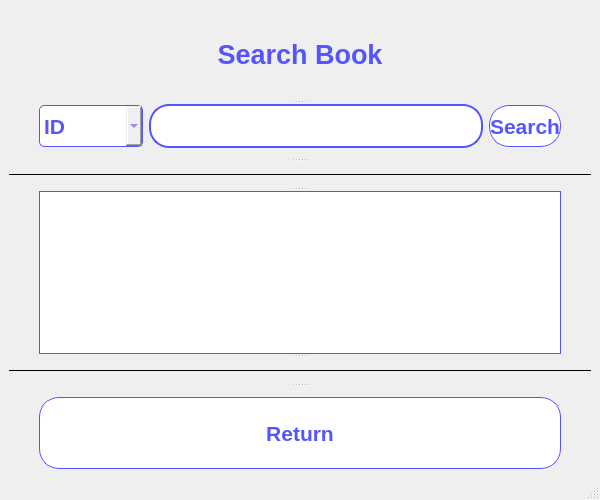
This is app_gui_5.ui in miguelciancio/bookstore-manager as Qt 5 draws it before an edit. The edited form follows.
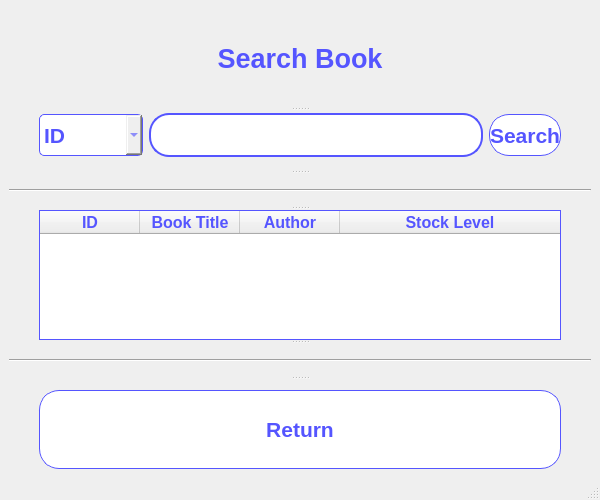
This is the edited form.

Diff of the .ui file:
```diff
--- a/app_gui_5.ui
+++ b/app_gui_5.ui
@@ -49,7 +49,7 @@
         <set>Qt::AlignCenter</set>
        </property>
       </widget>
-      <widget class="QWidget" name="">
+      <widget class="QWidget" name="layoutWidget">
        <layout class="QHBoxLayout" name="horizontalLayout">
         <property name="leftMargin">
          <number>30</number>
@@ -199,7 +199,7 @@
 }</string>
        </property>
        <property name="frameShadow">
-        <enum>QFrame::Plain</enum>
+        <enum>QFrame::Sunken</enum>
        </property>
        <property name="lineWidth">
         <number>1</number>
@@ -209,6 +209,12 @@
        </property>
       </widget>
       <widget class="QTableWidget" name="tableWidget">
+       <property name="font">
+        <font>
+         <family>Arial</family>
+         <pointsize>-1</pointsize>
+        </font>
+       </property>
        <property name="styleSheet">
         <string notr="true">QTableWidget {
 	color: rgb(85, 85, 255);
@@ -222,9 +228,133 @@
 	margin-right: 30px;
 }</string>
        </property>
+       <property name="frameShape">
+        <enum>QFrame::StyledPanel</enum>
+       </property>
        <property name="lineWidth">
         <number>1</number>
        </property>
+       <property name="sizeAdjustPolicy">
+        <enum>QAbstractScrollArea::AdjustToContents</enum>
+       </property>
+       <property name="alternatingRowColors">
+        <bool>true</bool>
+       </property>
+       <property name="selectionMode">
+        <enum>QAbstractItemView::SingleSelection</enum>
+       </property>
+       <property name="gridStyle">
+        <enum>Qt::SolidLine</enum>
+       </property>
+       <property name="cornerButtonEnabled">
+        <bool>true</bool>
+       </property>
+       <attribute name="horizontalHeaderCascadingSectionResizes">
+        <bool>true</bool>
+       </attribute>
+       <attribute name="horizontalHeaderStretchLastSection">
+        <bool>true</bool>
+       </attribute>
+       <column>
+        <property name="text">
+         <string>ID</string>
+        </property>
+        <property name="font">
+         <font>
+          <family>Arial</family>
+          <pointsize>12</pointsize>
+          <weight>75</weight>
+          <bold>true</bold>
+         </font>
+        </property>
+        <property name="textAlignment">
+         <set>AlignCenter</set>
+        </property>
+        <property name="foreground">
+         <brush brushstyle="SolidPattern">
+          <color alpha="255">
+           <red>85</red>
+           <green>85</green>
+           <blue>255</blue>
+          </color>
+         </brush>
+        </property>
+       </column>
+       <column>
+        <property name="text">
+         <string>Book Title</string>
+        </property>
+        <property name="font">
+         <font>
+          <family>Arial</family>
+          <pointsize>12</pointsize>
+          <weight>75</weight>
+          <bold>true</bold>
+         </font>
+        </property>
+        <property name="textAlignment">
+         <set>AlignCenter</set>
+        </property>
+        <property name="foreground">
+         <brush brushstyle="SolidPattern">
+          <color alpha="255">
+           <red>85</red>
+           <green>85</green>
+           <blue>255</blue>
+          </color>
+         </brush>
+        </property>
+       </column>
+       <column>
+        <property name="text">
+         <string>Author</string>
+        </property>
+        <property name="font">
+         <font>
+          <family>Arial</family>
+          <pointsize>12</pointsize>
+          <weight>75</weight>
+          <bold>true</bold>
+         </font>
+        </property>
+        <property name="textAlignment">
+         <set>AlignCenter</set>
+        </property>
+        <property name="foreground">
+         <brush brushstyle="SolidPattern">
+          <color alpha="255">
+           <red>85</red>
+           <green>85</green>
+           <blue>255</blue>
+          </color>
+         </brush>
+        </property>
+       </column>
+       <column>
+        <property name="text">
+         <string>Stock Level</string>
+        </property>
+        <property name="font">
+         <font>
+          <family>Arial</family>
+          <pointsize>12</pointsize>
+          <weight>75</weight>
+          <bold>true</bold>
+         </font>
+        </property>
+        <property name="textAlignment">
+         <set>AlignCenter</set>
+        </property>
+        <property name="foreground">
+         <brush brushstyle="SolidPattern">
+          <color alpha="255">
+           <red>85</red>
+           <green>85</green>
+           <blue>255</blue>
+          </color>
+         </brush>
+        </property>
+       </column>
       </widget>
       <widget class="Line" name="line_2">
        <property name="styleSheet">
@@ -233,7 +363,7 @@
 }</string>
        </property>
        <property name="frameShadow">
-        <enum>QFrame::Plain</enum>
+        <enum>QFrame::Sunken</enum>
        </property>
        <property name="lineWidth">
         <number>1</number>
```
